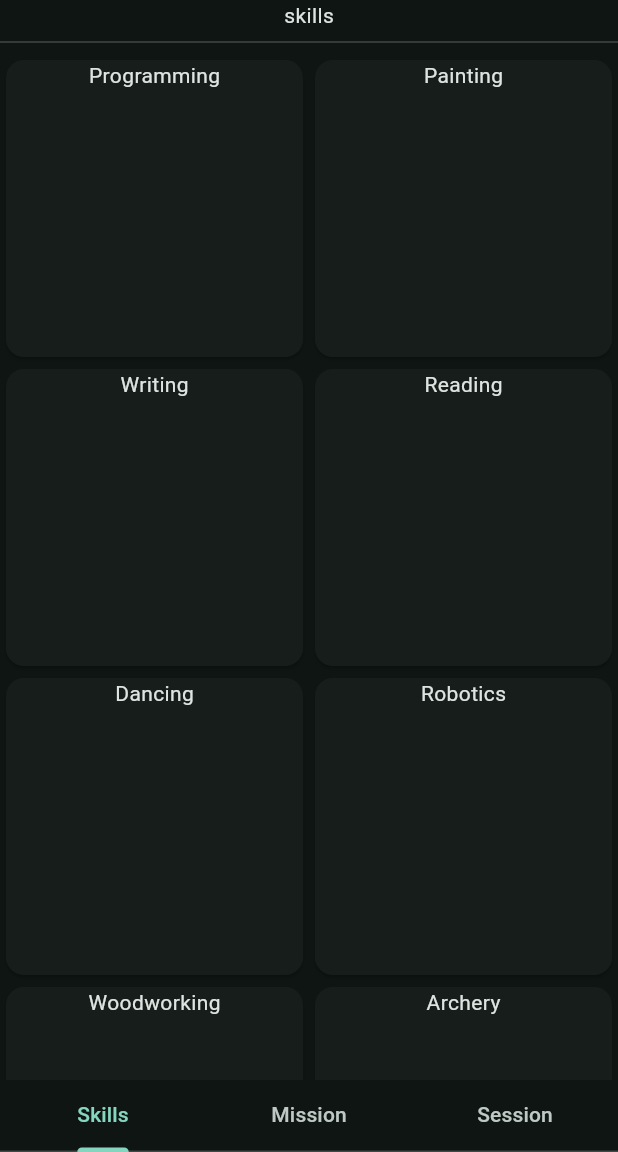
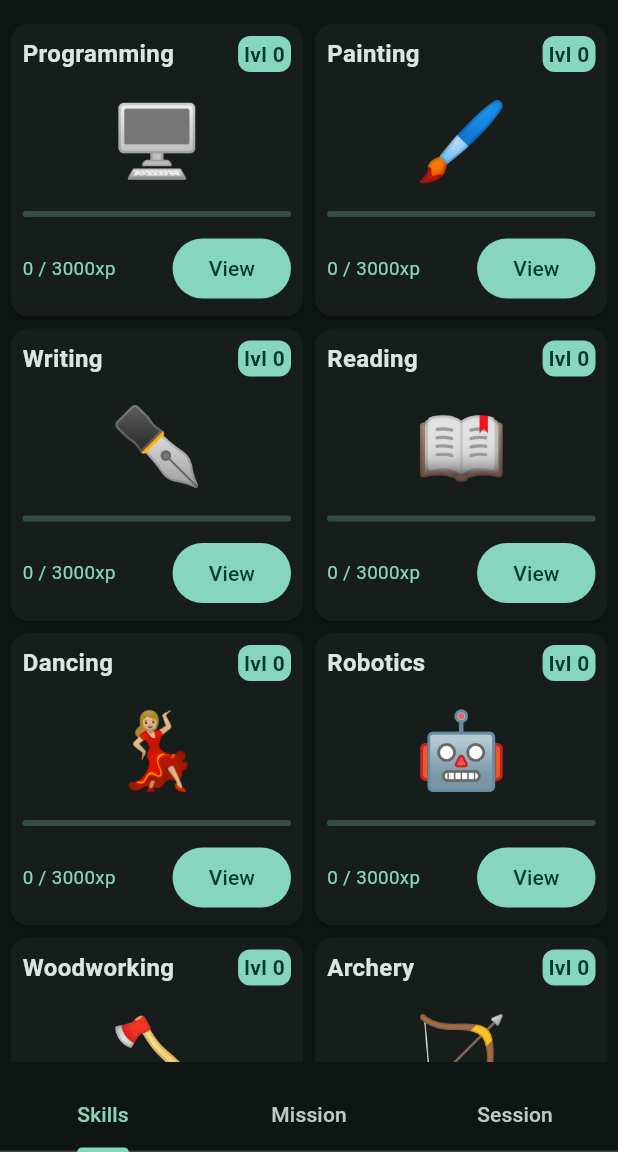
Before and after one commit to RafikoZZ55/skill-tamer, a Flutter app: the screen it shows after launch, on a phone screen of 412 x 824 dp, the part 84-1236 px from its top. Run offline on Flutter 3.47's test engine with Material 3 defaults, Android fonts, the light colour scheme and no system bars; our stand-ins replace flutter_riverpod, hive, hive_flutter; accounts and stored records are empty.

Commit message:
added styles for skills olso added skill_page.dart and started workig on session timer

```diff
--- a/skill_tamer/lib/components/skill_card.dart
+++ b/skill_tamer/lib/components/skill_card.dart
@@ -2,26 +2,90 @@ import 'package:flutter/material.dart';
 import 'package:flutter_riverpod/flutter_riverpod.dart';
 import 'package:skill_tamer/data/model/skill/skill.dart';
 import 'package:skill_tamer/data/riverpod/player/player_provider.dart';
+import 'package:skill_tamer/pages/skill_page.dart';
 
 class SkillCard extends ConsumerStatefulWidget {
   const SkillCard({ super.key, required this.skillIndex });
   final int skillIndex;
 
   @override
-  _SkillCardState createState() => _SkillCardState();
+  createState() => _SkillCardState();
 }
 
 class _SkillCardState extends ConsumerState<SkillCard> {
+
   @override
   Widget build(BuildContext context) {
-
+    final ColorScheme scheme = Theme.of(context).colorScheme;
     Skill skill = ref.watch(playerProvider.select((p) => p.skills[widget.skillIndex]));
 
     return Card(
-      child: Column(
-        children: [
-          Text(skill.type.name)
-        ],
+      child: Padding(
+        padding: const EdgeInsets.all(8.0),
+        child: Column(
+          mainAxisAlignment: MainAxisAlignment.spaceBetween,
+          children: [
+            Row(
+              mainAxisAlignment: MainAxisAlignment.spaceBetween,
+              children: [
+                Text(skill.type.name,
+                style: TextStyle(
+                  fontSize: 16,
+                  fontWeight: FontWeight.bold,
+                ),
+                ),
+
+                Container(
+                  decoration: BoxDecoration(
+                    color: scheme.primary,
+                    borderRadius: BorderRadius.all(Radius.circular(8))
+                  ),
+                  child: Padding(
+                    padding: const EdgeInsets.symmetric(vertical: 2, horizontal: 4),
+                    child: Text("lvl ${skill.getLevel().toString()}",
+                    style: TextStyle(
+                      color: scheme.onPrimary,
+                      fontWeight: FontWeight.bold
+                    ),
+                    ),
+                  ),
+                )
+
+              ],
+            ),
+
+            Text(
+              skill.type.icon,
+              style: TextStyle(
+                fontSize: 50
+              ),
+            ),
+
+            LinearProgressIndicator(
+              borderRadius: BorderRadius.all(Radius.circular(2)),
+              value: (skill.getXpForNextLevel() / skill.getNextLevelXp()),
+            ),
+
+          Row(
+            mainAxisAlignment: MainAxisAlignment.spaceBetween,
+            children: [
+              Text("${skill.getXpForNextLevel()} / ${skill.getNextLevelXp()}xp",
+              style: TextStyle(
+                fontSize: 12.5,
+                color: scheme.primary
+              ),
+              ),
+
+              FilledButton(
+                onPressed: () {
+                  Navigator.push(context, MaterialPageRoute(builder: (context) => SkillPage(skillIndex: widget.skillIndex)));
+                },
+                child: Text("View")
+              ),
+            ],
+          )
+          ],
+        ),
       ),
     );
   }
--- a/skill_tamer/lib/data/model/enum/skill_type.dart
+++ b/skill_tamer/lib/data/model/enum/skill_type.dart
@@ -3,7 +3,7 @@ import 'package:skill_tamer/data/model/enum/skill_attribute_type.dart';
 enum SkillType {
   programming(
     name: "Programming",
-    description: "Design and build software systems.",
+    description: "Forge logic into living systems and bend machines to your will. Programming is the craft of transforming abstract thought into structured code that powers applications, games, tools, and entire digital worlds. It sharpens analytical thinking, patience, and problem-solving while rewarding creativity hidden beneath strict logic.",
     icon: "🖥️",
     recommendedSessionDuration: Duration(hours: 2),
     xpMultiplier: 0.15,
@@ -18,7 +18,7 @@ enum SkillType {
 
   painting(
     name: "Painting",
-    description: "Express ideas visually through art.",
+    description: "Channel imagination into color and form. Painting allows you to translate emotion, memory, and vision onto a tangible surface. It cultivates perception, creative instinct, and aesthetic awareness while training the hand to obey the mind’s artistic impulse.",
     icon: "🖌️",
     recommendedSessionDuration: Duration(hours: 1, minutes: 30),
     xpMultiplier: 0.10,
@@ -33,7 +33,7 @@ enum SkillType {
 
   writing(
     name: "Writing",
-    description: "Communicate thoughts through structured text.",
+    description: "Shape ideas into stories, arguments, and worlds through the power of language. Writing strengthens clarity of thought, narrative structure, and expressive depth. It is both a technical discipline and a creative art that turns imagination into influence.",
     icon: "✒️",
     recommendedSessionDuration: Duration(hours: 1),
     xpMultiplier: 0.12,
@@ -48,7 +48,7 @@ enum SkillType {
 
   reading(
     name: "Reading",
-    description: "Absorb and analyze written knowledge.",
+    description: "Absorb knowledge, explore distant realities, and refine critical thinking through focused reading. This skill expands vocabulary, comprehension, and analytical ability while exposing you to new perspectives, philosophies, and systems of thought.",
     icon: "📖",
     recommendedSessionDuration: Duration(hours: 1, minutes: 30),
     xpMultiplier: 0.08,
@@ -63,7 +63,7 @@ enum SkillType {
 
   dancing(
     name: "Dancing",
-    description: "Express rhythm through coordinated movement.",
+    description: "Synchronize body and rhythm to transform movement into expression. Dancing enhances coordination, balance, and stamina while strengthening social presence and emotional confidence. It is physical storytelling driven by music and discipline.",
     icon: "💃🏼",
     recommendedSessionDuration: Duration(minutes: 45),
     xpMultiplier: 0.14,
@@ -78,7 +78,7 @@ enum SkillType {
 
   robotics(
     name: "Robotics",
-    description: "Build and program mechanical systems.",
+    description: "Combine engineering, mechanics, and programming to bring machines to life. Robotics demands structured thinking, technical precision, and iterative experimentation. It merges abstract logic with tangible construction, creating systems that interact with the physical world.",
     icon: "🤖",
     recommendedSessionDuration: Duration(hours: 2),
     xpMultiplier: 0.18,
@@ -93,7 +93,7 @@ enum SkillType {
 
   woodworking(
     name: "Woodworking",
-    description: "Craft functional or artistic wooden structures.",
+    description: "Transform raw material into functional craftsmanship. Woodworking develops spatial reasoning, patience, and practical technique while strengthening precision and hands-on problem solving. It balances artistic creativity with structural engineering.",
     icon: "🪓",
     recommendedSessionDuration: Duration(hours: 2, minutes: 30),
     xpMultiplier: 0.13,
@@ -108,7 +108,7 @@ enum SkillType {
 
   archery(
     name: "Archery",
-    description: "Develop precision and physical control.",
+    description: "Master focus, control, and precision through disciplined practice. Archery refines concentration, posture, and steady execution. Each shot demands mental clarity and physical alignment, making it a practice of both body and mind.",
     icon: "🏹",
     recommendedSessionDuration: Duration(hours: 1),
     xpMultiplier: 0.16,
--- a/skill_tamer/lib/data/model/player/operators/player_skill_operator.dart
+++ b/skill_tamer/lib/data/model/player/operators/player_skill_operator.dart
@@ -9,8 +9,7 @@ extension PlayerSkillOperator on Player {
     Map<SkillAttributeType,int> newAttributes = Map.from(newSkill.attributes);
 
 
-    if(newSkill.unspentAttributePoints <= 0 ) return newPlayer;
-    if(newSkill.attributes[attribute]! >= 10) return newPlayer;
+    if((newSkill.unspentAttributePoints > 0)  || (newSkill.attributes[attribute]! < 10)) return newPlayer;
 
     newAttributes[attribute] = ((newAttributes[attribute] ?? 0) + 1).clamp(0, 10);
 
--- a/skill_tamer/lib/data/model/skill/skill.dart
+++ b/skill_tamer/lib/data/model/skill/skill.dart
@@ -1,3 +1,4 @@
+import 'dart:math';
 import 'package:skill_tamer/data/model/enum/skill_attribute_type.dart';
 import 'package:skill_tamer/data/model/enum/skill_type.dart';
 
@@ -42,7 +43,30 @@ int getLevel() {
       level++;
       xpForNext = (xpForNext * growth).round();
     }
-
     return level;
   }
+
+  int getNextLevelXp(){
+    int currentLevel = getLevel();
+    int xpForNext = 3000;
+    double growth = 1.15;
+    return (xpForNext * pow(growth, currentLevel)).round();
   }
+
+  int getXpForNextLevel(){
+    int xpUsed = 0;
+    int currentLevel = getLevel();
+    int xpForNext = 3000;
+    double growth = 1.15;
+
+    while(currentLevel > 0){
+      xpForNext = (xpForNext * growth).round();
+      xpUsed += xpForNext;
+      currentLevel--;
+    }
+
+    return xpGained - xpUsed;
+  }
+
+
+}
--- a/skill_tamer/lib/data/riverpod/player/player_controller.dart
+++ b/skill_tamer/lib/data/riverpod/player/player_controller.dart
@@ -7,7 +7,6 @@ import 'package:skill_tamer/data/hive/player_state.dart';
 import 'package:skill_tamer/data/mapper/player_mapper.dart';
 import 'package:skill_tamer/data/model/enum/skill_attribute_type.dart';
 import 'package:skill_tamer/data/model/player/player.dart';
-import 'package:skill_tamer/data/model/session/session.dart';
 
 
 class PlayerController extends StateNotifier<Player> {
@@ -76,6 +75,9 @@ class PlayerController extends StateNotifier<Player> {
 
   void upgradeSkill({required int skillIndex, required SkillAttributeType attribute}){
     _setState(player: state.upgradeSkill(skillIndex: skillIndex, attribute: attribute));
+    _save();
   }
 
+
+
 }
--- a/skill_tamer/lib/views/mission_view.dart
+++ b/skill_tamer/lib/views/mission_view.dart
@@ -20,7 +20,7 @@ class _MissionViewState extends ConsumerState<MissionView> {
   void initState() {
     super.initState();
 
-    Timer.periodic(const Duration(seconds: 1), (_) {
+    _timer = Timer.periodic(const Duration(seconds: 1), (_) {
       final currentTime = DateTime.now().millisecondsSinceEpoch;
       final nextMissionRefreshAt =
           ref.read(playerProvider).nextMissionRefreshAt;
--- a/skill_tamer/lib/views/skill_deck_view.dart
+++ b/skill_tamer/lib/views/skill_deck_view.dart
@@ -19,13 +19,13 @@ class _SkillDeckViewState extends ConsumerState<SkillDeckView> {
 
     return Column(
       children: [
-        Text("skills"),
-        Divider(),
-
         Expanded(
-          child: GridView.count(
-            crossAxisCount: 2,
-            children: List.generate(skills.length, (index) => SkillCard(skillIndex: index)),
+          child: Padding(
+            padding: const EdgeInsets.symmetric(vertical: 12,horizontal: 3),
+            child: GridView.count(
+              crossAxisCount: 2,
+              children: List.generate(skills.length, (index) => SkillCard(skillIndex: index)),
+            ),
           ),
         ),
 
```
Also changed, not shown: skill_tamer/lib/pages/skill_page.dart (added, +139 -0 lines), skill_tamer/lib/views/session_timer_view.dart (+37 -1 lines). Lines whose indentation alone changed are shown as unchanged.
